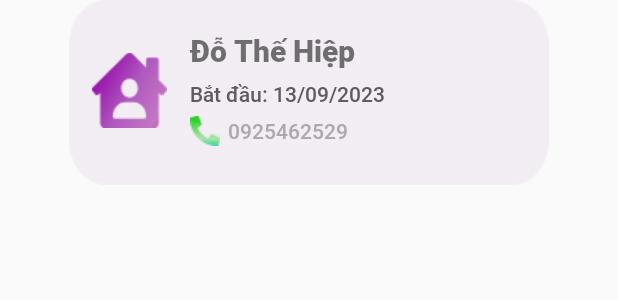
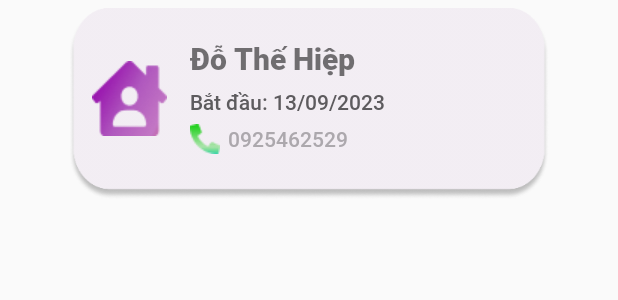
Before and after one commit to TheHiep10/DATN_final, an Android app: the layout infomation_member.xml on its own in the app's theme, with its tools: preview values and no code run, on a phone screen of 412 x 824 dp. Shown: the top 300 px of the screen. Run offline under Robolectric (Android 15) with nearby library versions, the phone set to English and light mode, and no system bars.

Commit message:
Hiep new

```diff
--- a/app/src/main/AndroidManifest.xml
+++ b/app/src/main/AndroidManifest.xml
@@ -15,7 +15,7 @@
         android:theme="@style/Theme.FInal"
         tools:targetApi="31">
         <activity
-            android:name=".login.SignInActivity"
+            android:name=".room.Manager"
             android:exported="true">
             <intent-filter>
                 <action android:name="android.intent.action.MAIN" />
--- a/app/src/main/java/com/example/afinal/fragment_home/fragmentHome.java
+++ b/app/src/main/java/com/example/afinal/fragment_home/fragmentHome.java
@@ -126,7 +126,6 @@ public class fragmentHome extends Fragment {
                             khu_tro_list.add(new them_khu_tro(R.drawable.background_home_1, R.drawable.icon_home_map, R.drawable.icon_smart_lock, R.drawable.icon_connected, ten_khu_tro, dia_chi, "Đã kết nối", ma_thiet_bi));
                             dialog.dismiss();
                         }
-//                        dialog.dismiss();
                     }
                 });
 
--- a/app/src/main/java/com/example/afinal/room/Manager.java
+++ b/app/src/main/java/com/example/afinal/room/Manager.java
@@ -5,6 +5,7 @@ import androidx.viewpager.widget.ViewPager;
 
 import android.os.Bundle;
 import com.example.afinal.R;
+import com.example.afinal.room.member.memberFragment;
 import com.google.android.material.tabs.TabLayout;
 
 public class Manager extends AppCompatActivity {
--- a/app/src/main/res/layout/fragment_member.xml
+++ b/app/src/main/res/layout/fragment_member.xml
@@ -3,7 +3,7 @@
     xmlns:tools="http://schemas.android.com/tools"
     android:layout_width="match_parent"
     android:layout_height="match_parent"
-    tools:context=".room.memberFragment">
+    tools:context=".room.member.memberFragment">
 
     <RelativeLayout
         android:id="@+id/header_member"
@@ -14,9 +14,7 @@
             android:id="@+id/list_member"
             android:layout_width="match_parent"
             android:layout_height="wrap_content"
-            android:layout_marginTop="10dp">
-
-        </ListView>
+            android:layout_marginTop="10dp" />
 
         <ImageButton
             android:id="@+id/btn_add_member"
--- a/app/src/main/res/layout/infomation_member.xml
+++ b/app/src/main/res/layout/infomation_member.xml
@@ -1,13 +1,15 @@
 <?xml version="1.0" encoding="utf-8"?>
 <RelativeLayout xmlns:android="http://schemas.android.com/apk/res/android"
     android:layout_width="match_parent"
-    android:layout_height="wrap_content">
+    android:layout_height="wrap_content"
+    android:padding="5dp"
+    android:layout_centerHorizontal="true">
 
     <ImageView
-        android:id="@+id/info_member"
+        android:id="@+id/imageview_member"
         android:layout_width="320dp"
         android:layout_height="wrap_content"
-        android:background="@drawable/bg_info_member"
+        android:background="@drawable/background_home_1"
         android:layout_centerHorizontal="true"
         android:padding="10dp"/>
 
@@ -18,20 +20,30 @@
         android:background="@drawable/icon_home"
         android:layout_marginLeft="15dp"
         android:layout_marginTop="35dp"
-        android:layout_alignLeft="@+id/info_member"
-        android:layout_alignTop="@+id/info_member" />
+        android:layout_alignLeft="@+id/imageview_member"
+        android:layout_alignTop="@+id/imageview_member" />
 
     <com.example.afinal.custom_textView.RobotoBlackTextView
         android:id="@+id/name_member"
-        android:layout_width="wrap_content"
+        android:layout_width="117dp"
         android:layout_height="wrap_content"
-        android:text="Đỗ Thế Hiệp"
-        android:textStyle="bold"
-        android:textSize="20sp"
+        android:layout_alignTop="@+id/imageview_member"
         android:layout_marginLeft="15dp"
         android:layout_marginTop="20dp"
         android:layout_toEndOf="@+id/icon"
-        android:layout_alignTop="@+id/info_member" />
+        android:text="Đỗ Thế Hiệp"
+        android:textSize="20sp"
+        android:textStyle="bold" />
+
+    <ImageView
+        android:id="@+id/sex"
+        android:layout_width="wrap_content"
+        android:layout_height="wrap_content"
+        android:layout_alignTop="@+id/imageview_member"
+        android:layout_marginTop="25dp"
+        android:layout_alignEnd="@+id/imageview_member"
+        android:layout_marginEnd="40dp"/>
+
 
     <com.example.afinal.custom_textView.RobotoMediumTextView
         android:id="@+id/texttime"
```
Also changed, not shown: app/src/main/java/com/example/afinal/room/member/add_member.java (added, +47 -0 lines), app/src/main/java/com/example/afinal/room/member/add_member_arr_adapter.java (added, +56 -0 lines), app/src/main/java/com/example/afinal/room/member/memberFragment.java (added, +116 -0 lines), app/src/main/java/com/example/afinal/room/memberFragment.java (deleted, +0 -87 lines), app/src/main/res/layout/dialog_add_member.xml (+8 -13 lines), app/src/main/res/drawable/girl.png (added), app/src/main/res/drawable/men.png (added).
